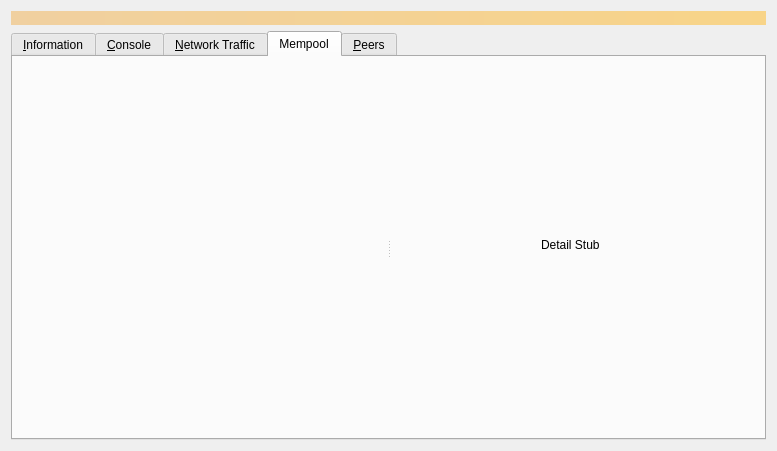
The window that src/qt/forms/debugwindow.ui (RandyMcMillan/bitcoin) describes before a commit, drawn with Qt 5.
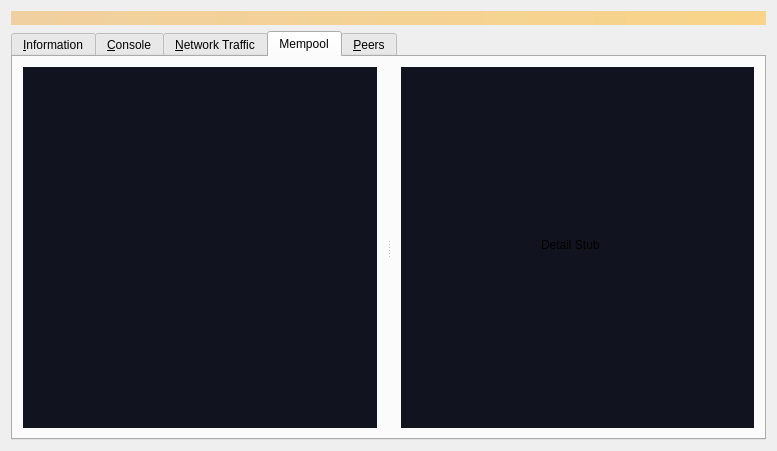
The same window after the commit. Icons and pictures are not drawn. Custom widgets are drawn as their Qt base class.

Commit message: set background-color of gui widgets

Patch:
```diff
--- a/src/qt/forms/debugwindow.ui
+++ b/src/qt/forms/debugwindow.ui
@@ -914,6 +914,9 @@
                <verstretch>0</verstretch>
               </sizepolicy>
              </property>
+             <property name="styleSheet">
+              <string notr="true">background-color: rgb(17,19,31)</string>
+             </property>
             </widget>
            </item>
           </layout>
@@ -934,6 +937,9 @@
            </property>
            <item>
             <widget class="QWidget" name="widget_2" native="true">
+             <property name="styleSheet">
+              <string notr="true">background-color: rgb(17,19,31)</string>
+             </property>
              <widget class="QLabel" name="label">
               <property name="geometry">
                <rect>
```
